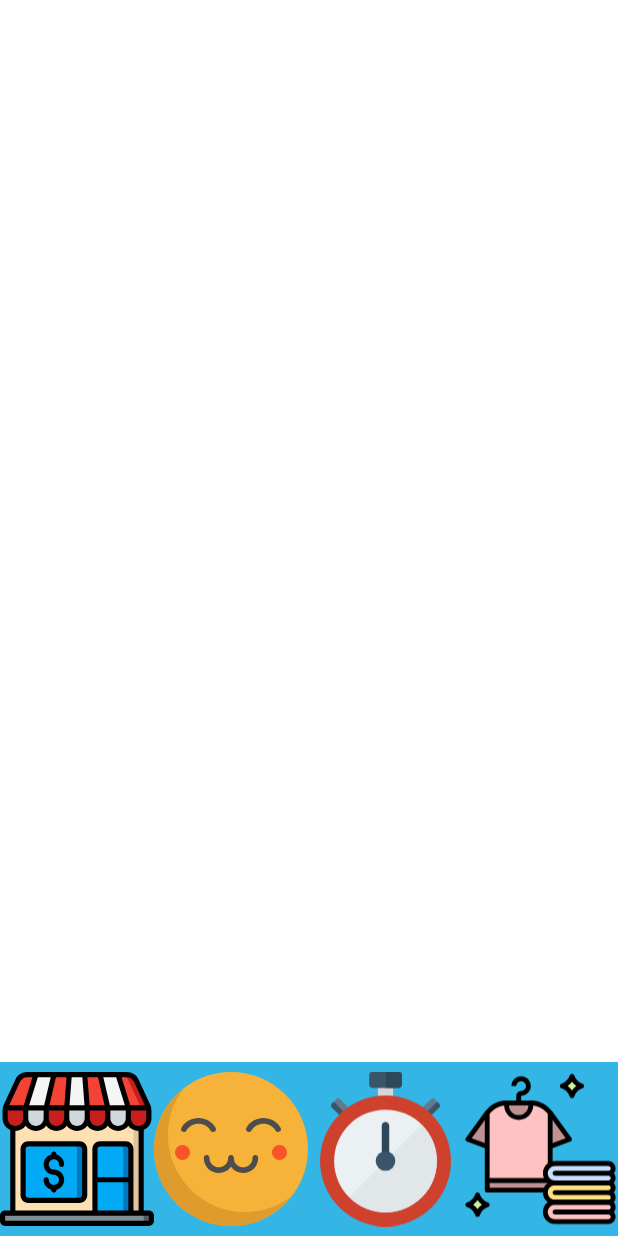
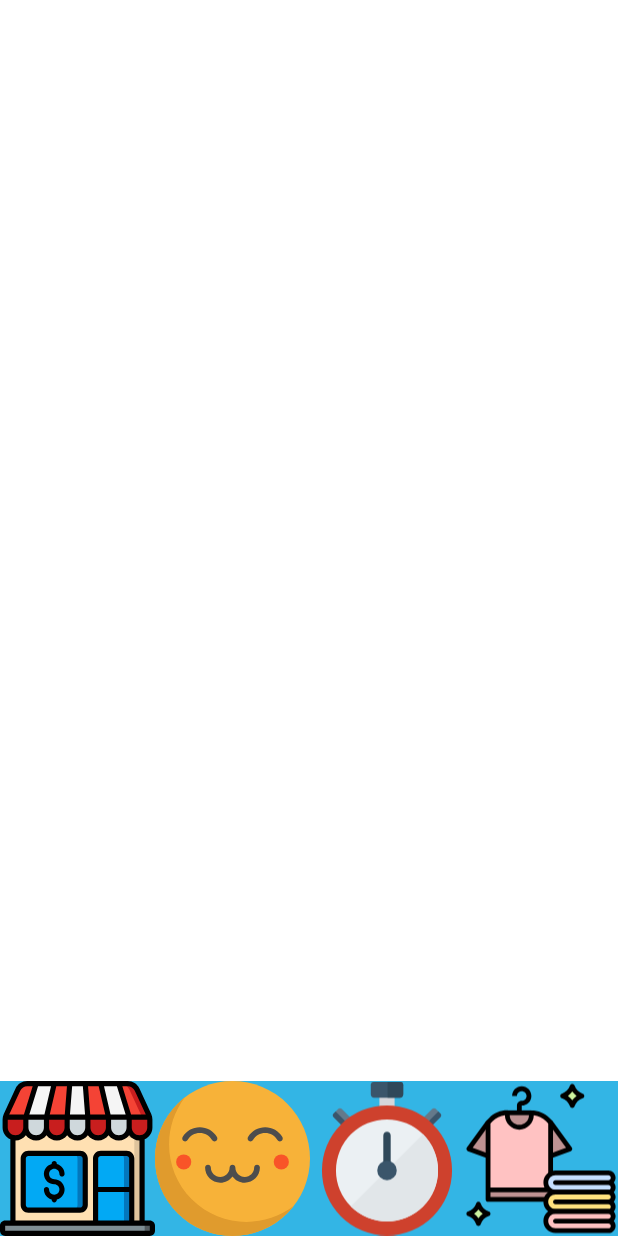
Before and after one commit to FJuergen/5kopf-lernhilfe, an Android app: the layout activity_main.xml on its own in the app's theme, with its tools: preview values and no code run, on a phone screen of 412 x 824 dp. Run offline under Robolectric (Android 15) with nearby library versions, the phone set to English and light mode, and no system bars.

Commit message:
änderungen an toolbar layout, lerntimer workaround entfernt

```diff
--- a/app/src/main/java/com/kopf5/lernhilfe/MainActivity.java
+++ b/app/src/main/java/com/kopf5/lernhilfe/MainActivity.java
@@ -16,8 +16,8 @@ public class MainActivity extends AppCompatActivity {
         super.onCreate(savedInstanceState);
         setContentView(R.layout.activity_main);
 
-        Intent test = new Intent(this,Lerntimer.class);
-        startActivity(test);
+        //Intent test = new Intent(this,Lerntimer.class);
+        //startActivity(test);
     }
 
     // toolbar.xml steht (res/layout/toolbar.xml) - ist aber noch ohne Eventlistener.
--- a/app/src/main/res/layout/activity_lerntimer.xml
+++ b/app/src/main/res/layout/activity_lerntimer.xml
@@ -16,28 +16,32 @@
         app:layout_constraintEnd_toEndOf="parent"
         app:layout_constraintTop_toTopOf="parent" />
 
+
     <Button
         android:id="@+id/clock_pause"
         android:layout_width="100dp"
         android:layout_height="40dp"
+        android:layout_marginBottom="100dp"
         android:onClick="pauseTimer"
         android:text="@string/pause"
         android:visibility="invisible"
-        app:layout_constraintBottom_toBottomOf="parent"
+        app:layout_constraintBottom_toTopOf="@+id/include"
         app:layout_constraintEnd_toEndOf="parent"
+        app:layout_constraintHorizontal_bias="0.498"
         app:layout_constraintStart_toStartOf="parent" />
 
     <Button
         android:id="@+id/clock_resume"
         android:layout_width="100dp"
         android:layout_height="40dp"
+        android:layout_marginBottom="100dp"
         android:onClick="resumeTimer"
         android:text="@string/resume"
         android:visibility="invisible"
-        app:layout_constraintBottom_toBottomOf="parent"
+        app:layout_constraintBottom_toTopOf="@+id/include"
         app:layout_constraintEnd_toEndOf="parent"
+        app:layout_constraintHorizontal_bias="0.498"
         app:layout_constraintStart_toStartOf="parent" />
-
 
     <TextView
         android:id="@+id/clock"
@@ -61,4 +65,12 @@
         app:layout_constraintStart_toStartOf="parent"
         app:layout_constraintTop_toTopOf="parent" />
 
+    <include
+        android:id="@+id/include"
+        layout="@layout/toolbar"
+        android:layout_width="wrap_content"
+        android:layout_height="wrap_content"
+        app:layout_constraintBottom_toBottomOf="parent" />
+
+
 </androidx.constraintlayout.widget.ConstraintLayout>
--- a/app/src/main/res/layout/activity_main.xml
+++ b/app/src/main/res/layout/activity_main.xml
@@ -5,6 +5,12 @@
     android:layout_width="match_parent"
     android:layout_height="match_parent"
     tools:context=".MainActivity">
-    <include layout="@layout/toolbar"/>
+
+    <include
+        layout="@layout/toolbar"
+        android:layout_width="wrap_content"
+        android:layout_height="wrap_content"
+
+        app:layout_constraintBottom_toBottomOf="parent" />
 
 </androidx.constraintlayout.widget.ConstraintLayout>
--- a/app/src/main/res/layout/toolbar.xml
+++ b/app/src/main/res/layout/toolbar.xml
@@ -1,72 +1,62 @@
 <?xml version="1.0" encoding="utf-8"?>
-<RelativeLayout xmlns:android="http://schemas.android.com/apk/res/android"
+<LinearLayout xmlns:android="http://schemas.android.com/apk/res/android"
     xmlns:app="http://schemas.android.com/apk/res-auto"
     android:id="@+id/RL1"
     android:layout_width="match_parent"
-    android:layout_height="wrap_content">
-
-    <RelativeLayout
-        android:layout_width="match_parent"
-        android:layout_height="wrap_content">
-
-        <LinearLayout
-            android:layout_width="match_parent"
-            android:layout_height="116dp"
-            android:orientation="horizontal"
-            android:layout_alignParentBottom="true">
+    android:layout_height="wrap_content"
+    android:orientation="horizontal">
 
         <ImageButton
             android:id="@+id/imageButton"
-                android:background="@android:color/holo_blue_light"
             android:layout_width="0dp"
             android:layout_height="match_parent"
-                android:layout_weight="1"
             android:layout_marginStart="0dp"
             android:layout_marginTop="0dp"
             android:layout_marginBottom="0dp"
-                android:src="@drawable/ic__06_shop"
+            android:layout_weight="1"
             android:adjustViewBounds="true"
+            android:background="@android:color/holo_blue_light"
             android:padding="0dp"
-                android:scaleType="fitCenter"/>
+            android:scaleType="fitCenter"
+            android:src="@drawable/ic__06_shop" />
 
         <ImageButton
             android:id="@+id/imageButton2"
-                android:background="@android:color/holo_blue_light"
             android:layout_width="0dp"
             android:layout_height="match_parent"
-                android:layout_weight="1"
             android:layout_marginTop="0dp"
             android:layout_marginBottom="0dp"
-                android:src="@drawable/ic__09_happy"
+            android:layout_weight="1"
             android:adjustViewBounds="true"
+            android:background="@android:color/holo_blue_light"
             android:padding="0dp"
-                android:scaleType="fitCenter"/>
+            android:scaleType="fitCenter"
+            android:src="@drawable/ic__09_happy" />
+
         <ImageButton
             android:id="@+id/imageButton3"
-                android:background="@android:color/holo_blue_light"
             android:layout_width="0dp"
             android:layout_height="match_parent"
-                android:layout_weight="1"
             android:layout_marginTop="0dp"
             android:layout_marginBottom="0dp"
-                android:src="@drawable/ic__06_timer_1"
+            android:layout_weight="1"
             android:adjustViewBounds="true"
+            android:background="@android:color/holo_blue_light"
             android:padding="0dp"
-                android:scaleType="fitCenter"/>
+            android:scaleType="fitCenter"
+            android:src="@drawable/ic__06_timer_1" />
+
         <ImageButton
             android:id="@+id/imageButton4"
-                android:background="@android:color/holo_blue_light"
             android:layout_width="0dp"
             android:layout_height="match_parent"
-                android:layout_weight="1"
             android:layout_marginTop="0dp"
             android:layout_marginBottom="0dp"
-                android:src="@drawable/ic__01_clothes_hanger"
+            android:layout_weight="1"
             android:adjustViewBounds="true"
+            android:background="@android:color/holo_blue_light"
             android:padding="0dp"
-                android:scaleType="fitCenter"/>
+            android:scaleType="fitCenter"
+            android:src="@drawable/ic__01_clothes_hanger" />
+
 </LinearLayout>
-
-    </RelativeLayout>
-
-</RelativeLayout>
```
Lines whose indentation alone changed are shown as unchanged.
